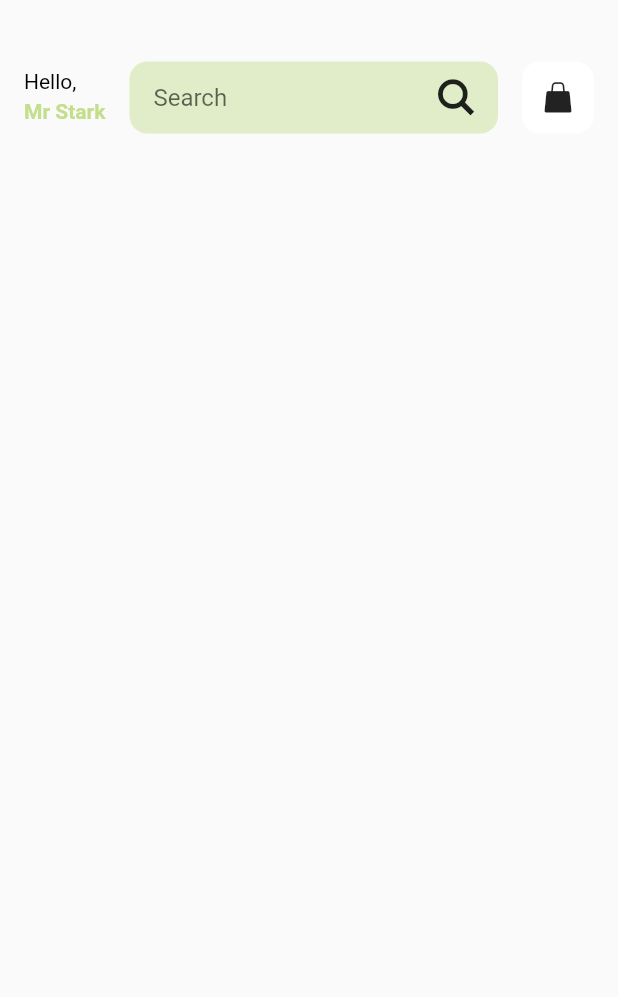
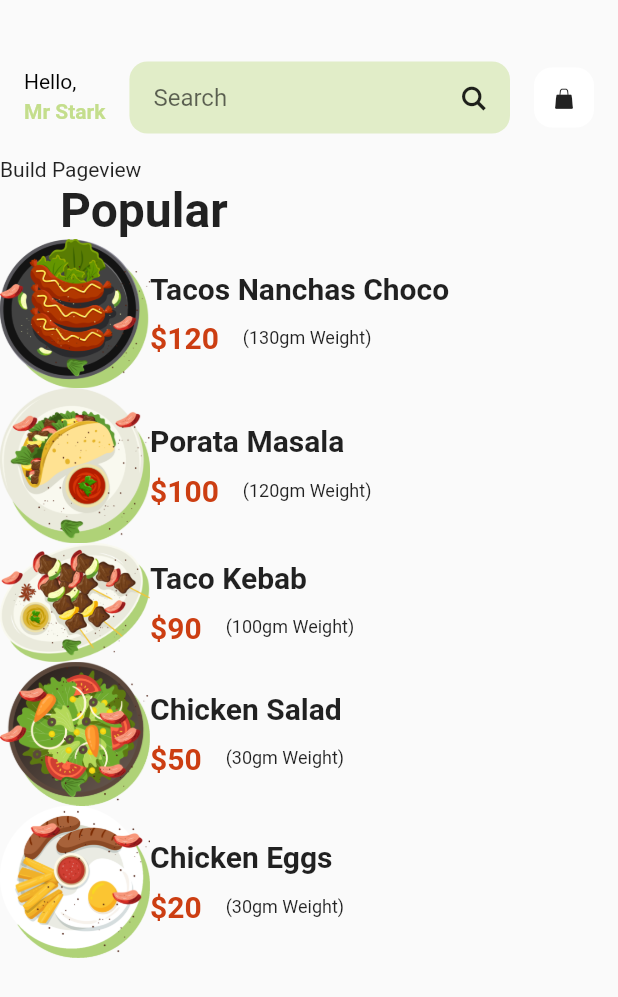
Before and after one commit to kharioki/food-delivery, a Flutter app: the screen it shows after launch, on a phone screen of 412 x 824 dp. Shown: the top 997 px of the screen. Run offline on Flutter 3.47's test engine with Material 2 defaults, Android fonts, the phone set to English and light mode, and no system bars; our stand-ins replace google_fonts.

Commit message:
food model and displaying food items

```diff
--- /dev/null
+++ b/lib/models/food_model.dart
@@ -0,0 +1,71 @@
+class FoodModel {
+  final String name;
+  final double price;
+  final double weight;
+  final double calory;
+  final double protein;
+  final String item;
+  final String imgPath;
+
+  FoodModel(
+      {this.name,
+      this.price,
+      this.weight,
+      this.calory,
+      this.protein,
+      this.item,
+      this.imgPath});
+
+  static List<FoodModel> list = [
+    FoodModel(
+      name: "Tacos Nanchas Choco",
+      price: 120,
+      weight: 130,
+      calory: 460,
+      protein: 30,
+      item:
+          "#Chicken #Juicy BBQ #Vegetables #Potato Wedges #Coleslaw Salad #Healthy Yolk #Spicy Fries #Mushroom",
+      imgPath: "1.png",
+    ),
+    FoodModel(
+      name: "Porata Masala",
+      price: 100,
+      weight: 120,
+      calory: 300,
+      protein: 45,
+      item:
+          "#Chicken #Juicy BBQ #Vegetables #Potato Wedges #Coleslaw Salad #Healthy Yolk #Spicy Fries #Mushroom",
+      imgPath: "2.png",
+    ),
+    FoodModel(
+      name: "Taco Kebab",
+      price: 90,
+      weight: 100,
+      calory: 320,
+      protein: 150,
+      item:
+          "#Chicken #Juicy BBQ #Vegetables #Potato Wedges #Coleslaw Salad #Healthy Yolk #Spicy Fries #Mushroom",
+      imgPath: "3.png",
+    ),
+    FoodModel(
+      name: "Chicken Salad",
+      price: 50,
+      weight: 30,
+      calory: 65,
+      protein: 50,
+      item:
+          "#Chicken #Juicy BBQ #Vegetables #Potato Wedges #Coleslaw Salad #Healthy Yolk #Spicy Fries #Mushroom",
+      imgPath: "4.png",
+    ),
+    FoodModel(
+      name: "Chicken Eggs",
+      price: 20,
+      weight: 30,
+      calory: 120,
+      protein: 310,
+      item:
+          "#Chicken #Juicy BBQ #Vegetables #Potato Wedges #Coleslaw Salad #Healthy Yolk #Spicy Fries #Mushroom",
+      imgPath: "5.png",
+    ),
+  ];
+}
--- a/lib/pages/home_page.dart
+++ b/lib/pages/home_page.dart
@@ -1,6 +1,7 @@
 import 'package:flutter/material.dart';
 import 'package:food_delivery/core/consts.dart';
 import 'package:food_delivery/core/flutter_icons.dart';
+import 'package:food_delivery/models/food_model.dart';
 
 class HomePage extends StatefulWidget {
   @override
@@ -8,6 +9,8 @@ class HomePage extends StatefulWidget {
 }
 
 class _HomePageState extends State<HomePage> {
+  List<FoodModel> foodList = FoodModel.list;
+
   @override
   Widget build(BuildContext context) {
     return Scaffold(
@@ -16,6 +19,70 @@ class _HomePageState extends State<HomePage> {
         child: Column(
           children: <Widget>[
             _customAppBar(),
+            Expanded(
+              child: ListView(
+                children: <Widget>[
+                  Text('Build Pageview'),
+                  Padding(
+                    padding: const EdgeInsets.only(left: 40),
+                    child: Text(
+                      'Popular',
+                      style: TextStyle(
+                        fontWeight: FontWeight.bold,
+                        fontSize: 32,
+                      ),
+                    ),
+                  ),
+                  ListView.builder(
+                    shrinkWrap: true,
+                    itemCount: foodList.length,
+                    itemBuilder: (context, index) => Container(
+                      child: Row(
+                        children: <Widget>[
+                          Image(
+                            width: 100,
+                            image: AssetImage(
+                                'assets/images/${foodList[index].imgPath}'),
+                          ),
+                          Column(
+                            crossAxisAlignment: CrossAxisAlignment.start,
+                            children: <Widget>[
+                              Text(
+                                '${foodList[index].name}',
+                                style: TextStyle(
+                                  fontWeight: FontWeight.bold,
+                                  fontSize: 20,
+                                ),
+                              ),
+                              SizedBox(height: 10),
+                              Row(
+                                children: <Widget>[
+                                  Text(
+                                    '\$${foodList[index].price.toInt()}',
+                                    style: TextStyle(
+                                      fontSize: 20,
+                                      color: AppColors.redColor,
+                                      fontWeight: FontWeight.bold,
+                                    ),
+                                  ),
+                                  SizedBox(width: 16),
+                                  Text(
+                                    '(${foodList[index].weight.toInt()}gm Weight)',
+                                    style: TextStyle(
+                                      fontSize: 12,
+                                    ),
+                                  ),
+                                ],
+                              ),
+                            ],
+                          ),
+                        ],
+                      ),
+                    ),
+                  ),
+                ],
+              ),
+            ),
           ],
         ),
       ),
@@ -65,7 +132,10 @@ class _HomePageState extends State<HomePage> {
                       ),
                     ),
                   ),
-                  Icon(FlutterIcons.search),
+                  Icon(
+                    FlutterIcons.search,
+                    size: 16,
+                  ),
                 ],
               ),
             ),
@@ -80,7 +150,10 @@ class _HomePageState extends State<HomePage> {
               ),
             ),
             child: Center(
-              child: Icon(FlutterIcons.shop),
+              child: Icon(
+                FlutterIcons.shop,
+                size: 16,
+              ),
             ),
           ),
         ],
```
